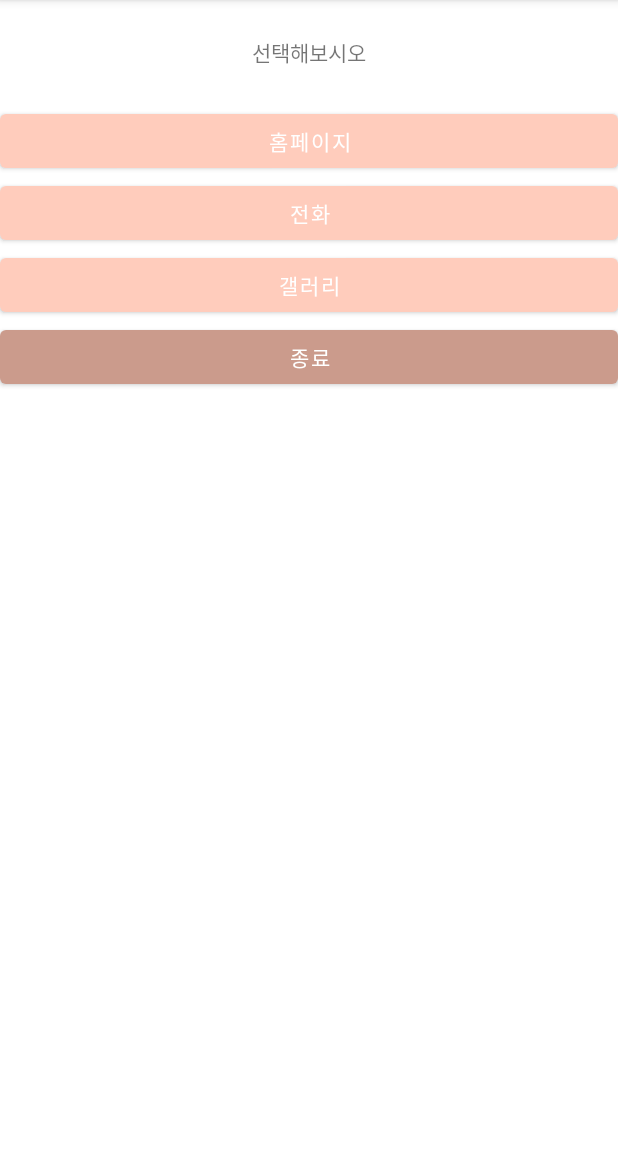
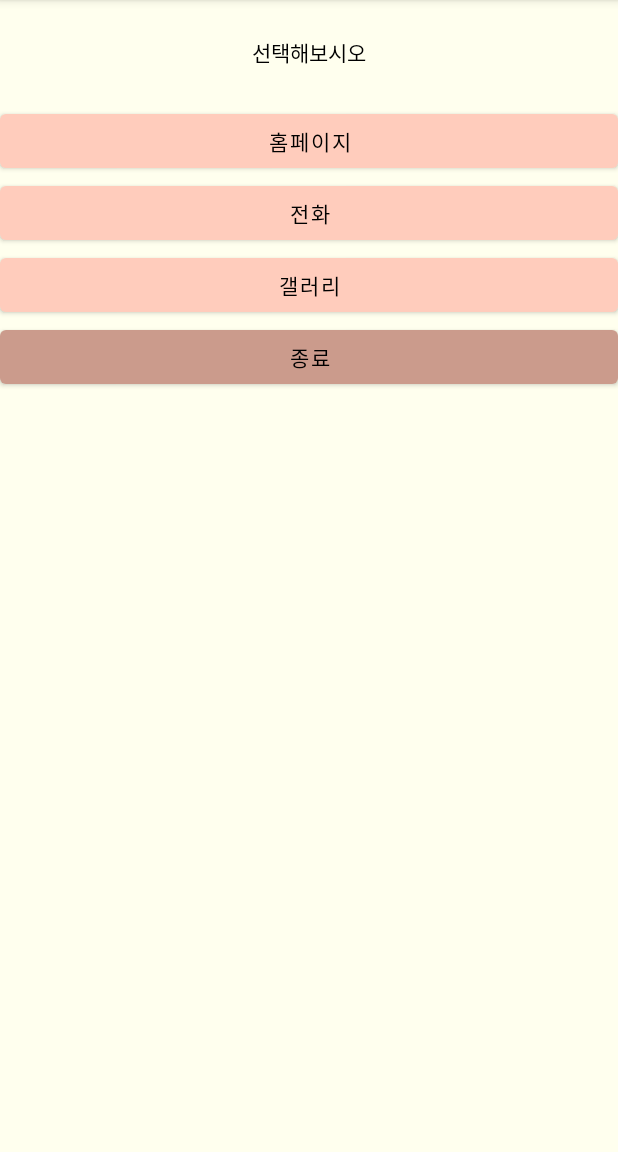
Before and after one commit to shkim-123/Kosmo-Android, an Android app: the screen it shows after launch (MainActivity), on a phone screen of 412 x 824 dp, the part 84-1236 px from its top. Run offline under Robolectric (Android 15) with nearby library versions, the phone set to English and light mode, and no system bars.

Commit message:
210608 intentcall

```diff
--- a/intentcall/src/main/res/layout/activity_main.xml
+++ b/intentcall/src/main/res/layout/activity_main.xml
@@ -4,6 +4,7 @@
     xmlns:tools="http://schemas.android.com/tools"
     android:layout_width="match_parent"
     android:layout_height="match_parent"
+    android:background="#FFFFEE"
     android:orientation="vertical"
     tools:context=".MainActivity">
 
@@ -11,7 +12,8 @@
         android:layout_width="match_parent"
         android:layout_height="70dp"
         android:gravity="center"
-        android:text="선택해보시오" />
+        android:text="선택해보시오"
+        android:textColor="#000000" />
 
     <Button
         android:id="@+id/button"
@@ -19,6 +21,7 @@
         android:layout_height="wrap_content"
         android:onClick="onHomepage"
         android:text="홈페이지"
+        android:textColor="#000000"
         app:backgroundTint="#ffccbc" />
 
     <Button
@@ -27,7 +30,8 @@
         android:layout_height="wrap_content"
         android:onClick="onPhone"
         android:text="전화"
-        app:backgroundTint="#ffccbc"/>
+        app:backgroundTint="#ffccbc"
+        android:textColor="#000000"/>
 
     <Button
         android:id="@+id/button3"
@@ -35,7 +39,8 @@
         android:layout_height="wrap_content"
         android:onClick="onGallery"
         android:text="갤러리"
-        app:backgroundTint="#ffccbc"/>
+        app:backgroundTint="#ffccbc"
+        android:textColor="#000000"/>
 
     <Button
         android:id="@+id/button4"
@@ -43,6 +48,7 @@
         android:layout_height="wrap_content"
         android:onClick="onFinish"
         android:text="종료"
-        app:backgroundTint="#cb9b8c"/>
+        app:backgroundTint="#cb9b8c"
+        android:textColor="#000000"/>
 
 </LinearLayout>
```
